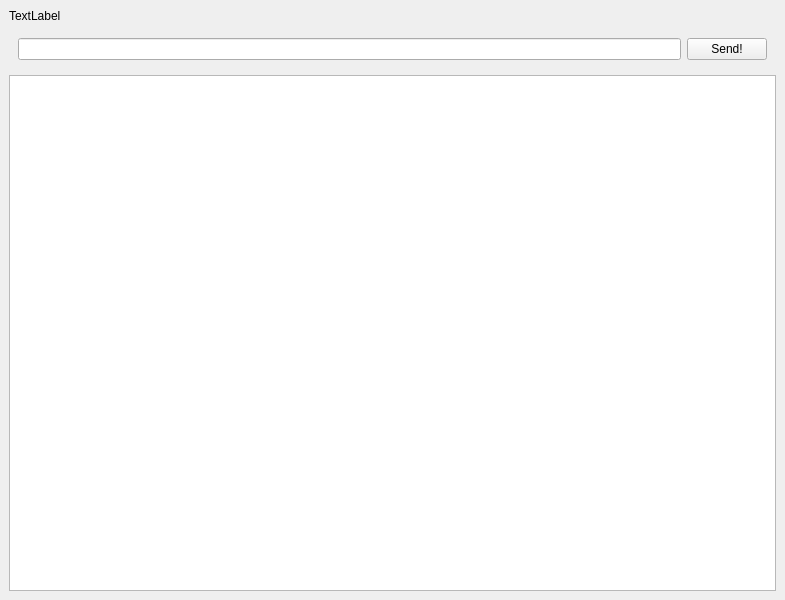
Before: the Qt Designer form ui/raft.ui in leadpogrommer/4_distributed_madness, drawn with Qt 5.
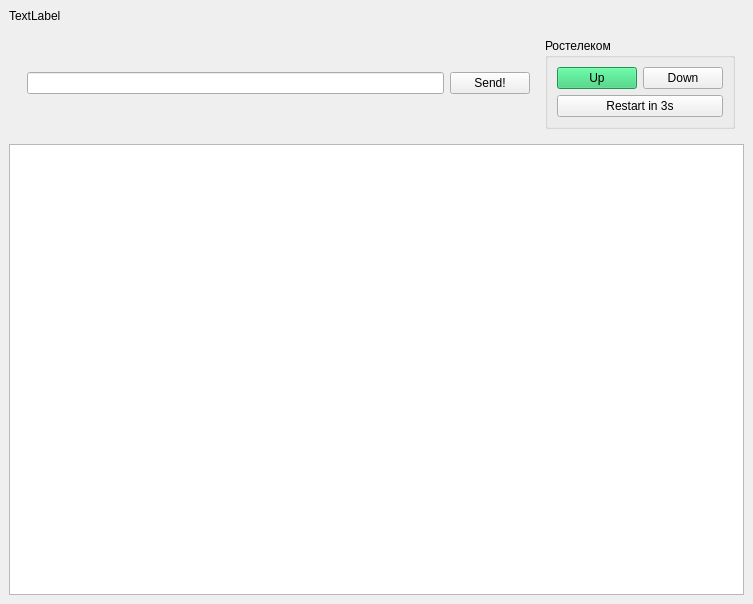
After: the same form once the commit is applied.

Commit message: Network debug

```diff
--- a/ui/raft.ui
+++ b/ui/raft.ui
@@ -6,8 +6,8 @@
    <rect>
     <x>0</x>
     <y>0</y>
-    <width>785</width>
-    <height>600</height>
+    <width>753</width>
+    <height>604</height>
    </rect>
   </property>
   <property name="windowTitle">
@@ -23,6 +23,9 @@
      </widget>
     </item>
     <item>
+     <widget class="QWidget" name="top_panel_widget" native="true">
+      <layout class="QHBoxLayout" name="horizontalLayout_2">
+       <item>
      <widget class="QWidget" name="send_widget" native="true">
       <layout class="QHBoxLayout" name="horizontalLayout">
        <item>
@@ -39,7 +42,46 @@
      </widget>
     </item>
     <item>
+        <widget class="QGroupBox" name="network_groupBox">
+         <property name="title">
+          <string>Ростелеком</string>
+         </property>
+         <layout class="QGridLayout" name="gridLayout">
+          <item row="1" column="0" colspan="2">
+           <widget class="QPushButton" name="restart_button">
+            <property name="text">
+             <string>Restart in 3s</string>
+            </property>
+           </widget>
+          </item>
+          <item row="0" column="1">
+           <widget class="QPushButton" name="downlink_button">
+            <property name="text">
+             <string>Down</string>
+            </property>
+           </widget>
+          </item>
+          <item row="0" column="0">
+           <widget class="QPushButton" name="uplink_button">
+            <property name="styleSheet">
+             <string notr="true">background-color: rgba(46, 204, 113)</string>
+            </property>
+            <property name="text">
+             <string>Up</string>
+            </property>
+           </widget>
+          </item>
+         </layout>
+        </widget>
+       </item>
+      </layout>
+     </widget>
+    </item>
+    <item>
      <widget class="QTextEdit" name="log_view">
+      <property name="styleSheet">
+       <string notr="true"/>
+      </property>
       <property name="readOnly">
        <bool>true</bool>
       </property>
```
Lines whose indentation alone changed are shown as unchanged. The commit also changes 3 other files.
